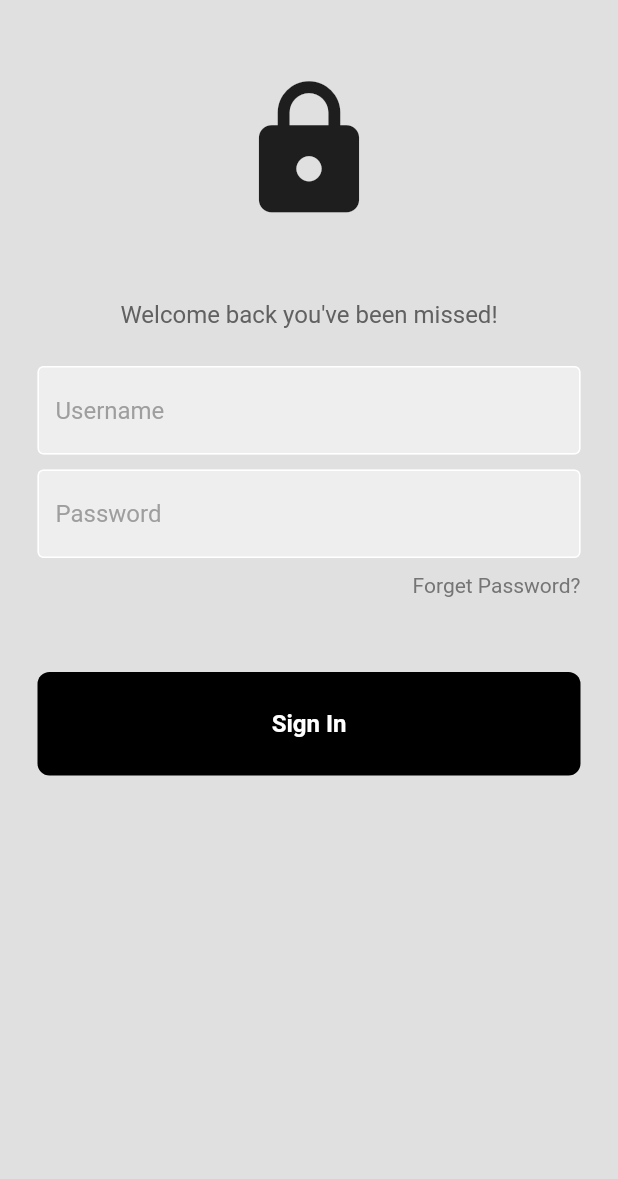
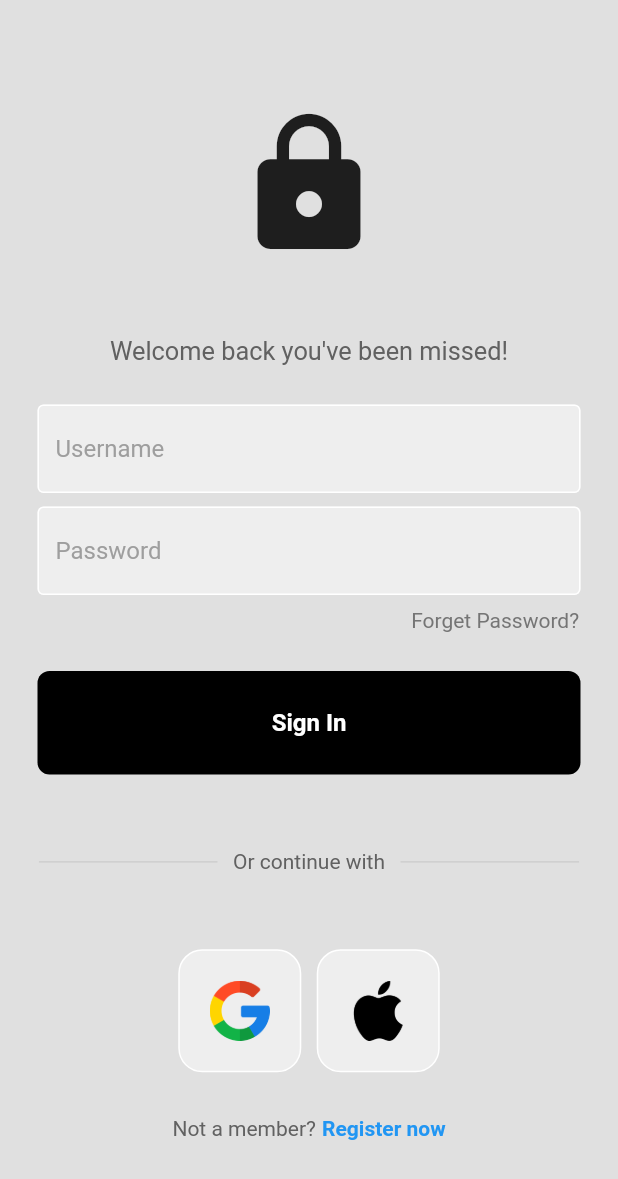
Before and after one commit to Ruban-07/Login-Auth, a Flutter app: the screen it shows after launch, on a phone screen of 412 x 824 dp. Shown: the top 1179 px of the screen. Run offline on Flutter 3.47's test engine with Material 2 defaults, Android fonts, the phone set to English and light mode, and no system bars.

Commit message:
DONE: Login UI

```diff
--- a/lib/components/my_button.dart
+++ b/lib/components/my_button.dart
@@ -11,8 +11,12 @@ class MyButton extends StatelessWidget {
     return GestureDetector(
       onTap: onTap,
       child: Container(
-        padding: const EdgeInsets.all(25),
-        margin: const EdgeInsets.all(25),
+        padding: const EdgeInsets.all(
+          25,
+        ),
+        margin: const EdgeInsets.symmetric(
+          horizontal: 25,
+        ),
         decoration: BoxDecoration(
           color: Colors.black,
           borderRadius: BorderRadius.circular(8),
--- /dev/null
+++ b/lib/components/square_tile.dart
@@ -0,0 +1,27 @@
+import 'package:flutter/material.dart';
+
+class SquareTile extends StatelessWidget {
+  final String imagePath;
+  const SquareTile({
+    super.key,
+    required this.imagePath,
+  });
+
+  @override
+  Widget build(BuildContext context) {
+    return Container(
+      padding: EdgeInsets.all(20),
+      decoration: BoxDecoration(
+        color: Colors.grey[200],
+        border: Border.all(
+          color: Colors.white,
+        ),
+        borderRadius: BorderRadius.circular(16),
+      ),
+      child: Image.asset(
+        imagePath,
+        height: 40,
+      ),
+    );
+  }
+}
--- /dev/null
+++ b/lib/const/app_const.dart
@@ -0,0 +1,10 @@
+class AppConst {
+  static const String googleImage = 'assets/images/google.png';
+  static const String appleImage = 'assets/images/apple.png';
+  static const List<String> regNow = [
+    'Not a member?',
+    'Register now',
+  ];
+
+  AppConst._();
+}
--- a/lib/pages/login_page.dart
+++ b/lib/pages/login_page.dart
@@ -1,5 +1,7 @@
 import 'package:crud/components/my_button.dart';
 import 'package:crud/components/my_textFields.dart';
+import 'package:crud/components/square_tile.dart';
+import 'package:crud/const/app_const.dart';
 import 'package:flutter/material.dart';
 
 class LoginPage extends StatelessWidget {
@@ -10,36 +12,38 @@ class LoginPage extends StatelessWidget {
 
 // sign user
   void signUserIn() {}
-
   @override
   Widget build(BuildContext context) {
+    Size screenSize = MediaQuery.of(context).size;
     return Scaffold(
       backgroundColor: Colors.grey[300],
       body: SafeArea(
         child: Center(
+          child: SingleChildScrollView(
             child: Column(
+              mainAxisAlignment: MainAxisAlignment.center,
               children: <Widget>[
-              const SizedBox(
-                height: 50,
+                SizedBox(
+                  height: screenSize.height * 0.01,
                 ),
                 //Logo
-              const Icon(
+                Icon(
                   Icons.lock,
-                size: 100,
+                  size: screenSize.width * 0.25,
                 ),
-              const SizedBox(
-                height: 50,
+                SizedBox(
+                  height: screenSize.height * 0.06,
                 ),
                 //Welcome Message
                 Text(
                   'Welcome back you\'ve been missed!',
                   style: TextStyle(
                     color: Colors.grey[700],
-                  fontSize: 16,
+                    fontSize: screenSize.width * 0.041,
                   ),
                 ),
-              const SizedBox(
-                height: 25,
+                SizedBox(
+                  height: screenSize.height * 0.031,
                 ),
                 //Username Textfield
                 MyTextFields(
@@ -47,8 +51,8 @@ class LoginPage extends StatelessWidget {
                   hintText: 'Username',
                   obscureText: false,
                 ),
-              const SizedBox(
-                height: 10,
+                SizedBox(
+                  height: screenSize.height * 0.011,
                 ),
                 //Password Textfield
                 MyTextFields(
@@ -56,14 +60,14 @@ class LoginPage extends StatelessWidget {
                   hintText: 'Password',
                   obscureText: true,
                 ),
-              const SizedBox(
-                height: 10,
+                SizedBox(
+                  height: screenSize.height * 0.011,
                 ),
 
                 //Forget Password?
                 Padding(
-                padding: const EdgeInsets.symmetric(
-                  horizontal: 25.0,
+                  padding: EdgeInsets.symmetric(
+                    horizontal: screenSize.width * 0.063,
                   ),
                   child: Row(
                     mainAxisAlignment: MainAxisAlignment.end,
@@ -77,19 +81,98 @@ class LoginPage extends StatelessWidget {
                     ],
                   ),
                 ),
-              const SizedBox(
-                height: 25,
+                SizedBox(
+                  height: screenSize.height * 0.031,
                 ),
                 //Sign In Button
                 MyButton(
                   onTap: signUserIn,
                 ),
+                SizedBox(
+                  height: screenSize.height * 0.061,
+                ),
                 //Or Continue With
+                Padding(
+                  padding: EdgeInsets.symmetric(
+                    horizontal: screenSize.width * 0.063,
+                  ),
+                  child: Row(
+                    children: [
+                      Expanded(
+                        child: Divider(
+                          thickness: 0.5,
+                          color: Colors.grey[400],
+                        ),
+                      ),
+                      Padding(
+                        padding: EdgeInsets.symmetric(
+                          horizontal: screenSize.width * 0.025,
+                        ),
+                        child: Text(
+                          'Or continue with',
+                          style: TextStyle(
+                            color: Colors.grey[700],
+                          ),
+                        ),
+                      ),
+                      Expanded(
+                        child: Divider(
+                          thickness: 0.5,
+                          color: Colors.grey[400],
+                        ),
+                      ),
+                    ],
+                  ),
+                ),
+                SizedBox(
+                  height: screenSize.height * 0.061,
+                ),
 
                 //Google + Apple Sign In Buttons
+                Row(
+                  mainAxisAlignment: MainAxisAlignment.center,
+                  children: [
+                    // Google Button
+                    const SquareTile(
+                      imagePath: AppConst.googleImage,
+                    ),
+                    SizedBox(
+                      width: screenSize.width * 0.025,
+                    ),
+                    // Apple Button
+                    const SquareTile(
+                      imagePath: AppConst.appleImage,
+                    ),
+                  ],
+                ),
+                SizedBox(
+                  height: screenSize.height * 0.036,
+                ),
 
                 //Not a Member? Register Now
+                Row(
+                  mainAxisAlignment: MainAxisAlignment.center,
+                  children: [
+                    Text(
+                      AppConst.regNow[0],
+                      style: TextStyle(
+                        color: Colors.grey[700],
+                      ),
+                    ),
+                    SizedBox(
+                      width: screenSize.width * 0.01,
+                    ),
+                    Text(
+                      AppConst.regNow[1],
+                      style: const TextStyle(
+                        color: Colors.blue,
+                        fontWeight: FontWeight.bold,
+                      ),
+                    ),
                   ],
+                )
+              ],
+            ),
           ),
         ),
       ),
```
Lines whose indentation alone changed are shown as unchanged.
